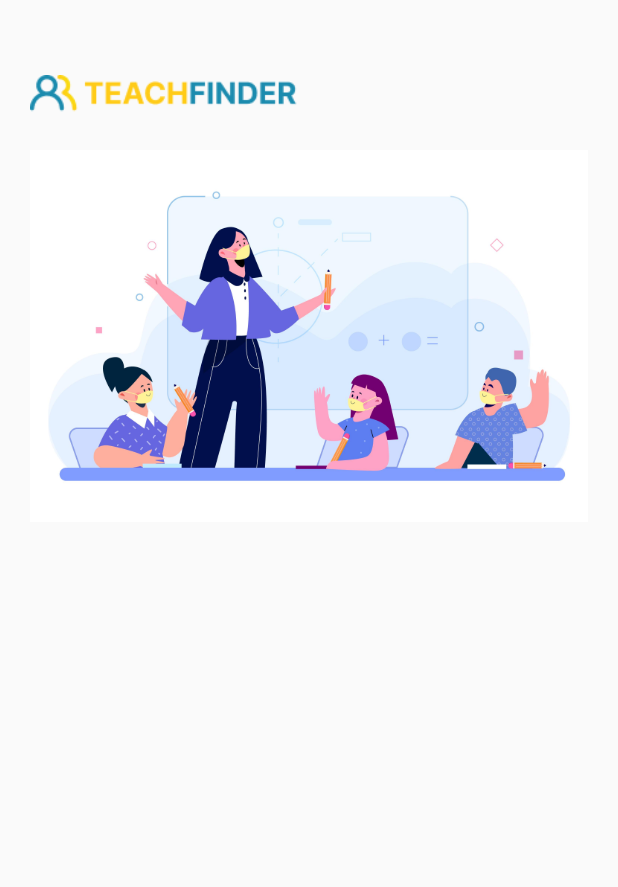
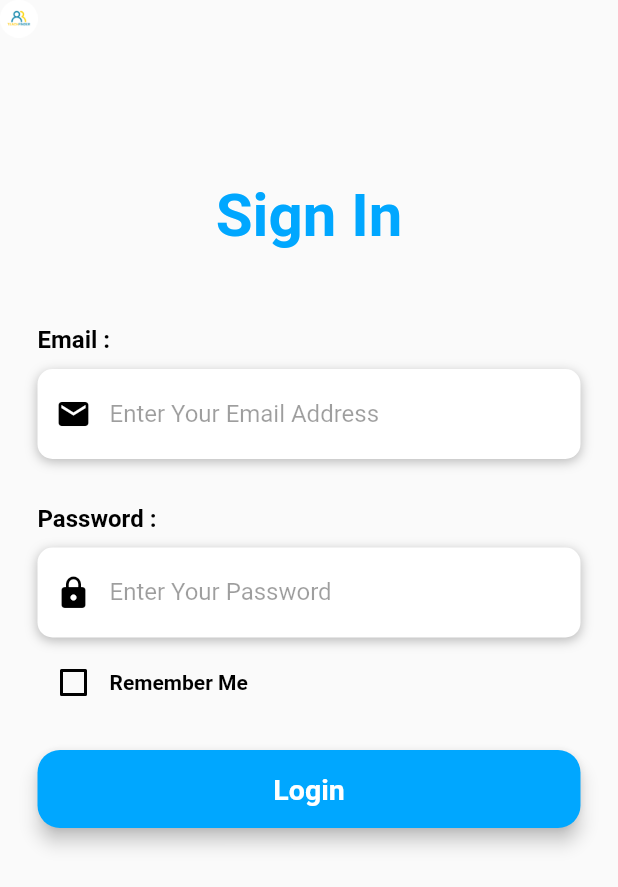
Before and after one commit to bagusbangselok/teach_finder_app, a Flutter app: the screen it shows after launch, after a tap on "Masuk", on a phone screen of 412 x 824 dp. Shown: the top 887 px of the screen. Run offline on Flutter 3.47's test engine with Material 2 defaults, Android fonts, the phone set to English and light mode, and no system bars; our stand-ins replace animated_splash_screen, bloc, equatable, flutter_bloc.

Commit message:
fix package

```diff
--- a/lib/bloc/auth/authentication_bloc.dart
+++ b/lib/bloc/auth/authentication_bloc.dart
@@ -1,9 +1,9 @@
 import 'dart:async';
 
 import 'package:bloc/bloc.dart';
-import 'package:teach_finder/bloc/auth/authentication_event.dart';
-import 'package:teach_finder/bloc/auth/authentication_state.dart';
-import 'package:teach_finder/repository/user/user_repository.dart';
+import 'package:teach_finder_app/bloc/auth/authentication_event.dart';
+import 'package:teach_finder_app/bloc/auth/authentication_state.dart';
+import 'package:teach_finder_app/repository/user/user_repository.dart';
 
 class AuthenticationBloc
     extends Bloc<AuthenticationEvent, AuthenticationState> {
--- a/lib/main.dart
+++ b/lib/main.dart
@@ -1,8 +1,8 @@
 import 'package:animated_splash_screen/animated_splash_screen.dart';
 import 'package:flutter/material.dart';
 import 'package:flutter_bloc/flutter_bloc.dart';
-import 'package:teach_finder/bloc/navigation/navigation_bloc.dart';
-import 'package:teach_finder/ui/welcome/welcome.dart';
+import 'package:teach_finder_app/bloc/navigation/navigation_bloc.dart';
+import 'package:teach_finder_app/ui/welcome/welcome.dart';
 
 void main() {
   runApp(
@@ -17,6 +17,7 @@ class MyApp extends StatelessWidget {
   @override
   Widget build(BuildContext context) {
     return MaterialApp(
+      debugShowCheckedModeBanner: false,
       home: AnimatedSplashScreen(
           splashTransition: SplashTransition.fadeTransition,
           splash: Center(
--- a/lib/ui/login/login.dart
+++ b/lib/ui/login/login.dart
@@ -1,18 +1,212 @@
 import 'package:flutter/material.dart';
+import 'package:flutter/services.dart';
+// import 'package:services.dart';
 
-class Login extends StatelessWidget {
+class Login extends StatefulWidget {
+  @override
+  _LoginState createState() => _LoginState();
+}
+
+class _LoginState extends State<Login> {
+  bool isRememberMe = false;
+
+  Widget FormEmail() {
+    return Column(
+      crossAxisAlignment: CrossAxisAlignment.start,
+      children: <Widget>[
+        Text(
+          'Email : ',
+          style: TextStyle(
+              color: Colors.black, fontSize: 16, fontWeight: FontWeight.bold),
+        ),
+        SizedBox(height: 10),
+        Container(
+            alignment: Alignment.centerLeft,
+            decoration: BoxDecoration(
+                color: Colors.white,
+                borderRadius: BorderRadius.circular(10),
+                boxShadow: [
+                  BoxShadow(
+                      color: Colors.black26,
+                      blurRadius: 6,
+                      offset: Offset(0, 2))
+                ]),
+            height: 60,
+            child: TextField(
+              keyboardType: TextInputType.emailAddress,
+              style: TextStyle(
+                color: Colors.black87,
+              ),
+              decoration: InputDecoration(
+                  border: InputBorder.none,
+                  contentPadding: EdgeInsets.only(top: 14),
+                  prefixIcon: Icon(
+                    Icons.email,
+                    color: Colors.black,
+                  ),
+                  hintText: 'Enter Your Email Address',
+                  hintStyle: TextStyle(color: Colors.black38)),
+            ))
+      ],
+    );
+  }
+
+  Widget FormPassword() {
+    return Column(
+      crossAxisAlignment: CrossAxisAlignment.start,
+      children: <Widget>[
+        Text(
+          'Password : ',
+          style: TextStyle(
+              color: Colors.black, fontSize: 16, fontWeight: FontWeight.bold),
+        ),
+        SizedBox(height: 10),
+        Container(
+            alignment: Alignment.centerLeft,
+            decoration: BoxDecoration(
+                color: Colors.white,
+                borderRadius: BorderRadius.circular(10),
+                boxShadow: [
+                  BoxShadow(
+                      color: Colors.black26,
+                      blurRadius: 6,
+                      offset: Offset(0, 2))
+                ]),
+            height: 60,
+            child: TextField(
+              obscureText: true,
+              style: TextStyle(
+                color: Colors.black87,
+              ),
+              decoration: InputDecoration(
+                  border: InputBorder.none,
+                  contentPadding: EdgeInsets.only(top: 14),
+                  prefixIcon: Icon(
+                    Icons.lock,
+                    color: Colors.black,
+                  ),
+                  hintText: 'Enter Your Password',
+                  hintStyle: TextStyle(color: Colors.black38)),
+            ))
+      ],
+    );
+  }
+
+// Widget ForgotPassBtn() {
+//   return Container(
+//     alignment: Alignment.centerRight, // Align the button to the right
+//     child: FlatButton(
+//       onPressed: () {
+//         print("Forgot Password pressed");
+//         // Add your logic for handling the "Forgot Password" action here
+//       },
+//       padding: EdgeInsets.only(right: 0),
+//       child: Text(
+//         'Forgot Password ? ',
+//         style: TextStyle(
+//           color: Colors.white,
+//           fontWeight: FontWeight.bold,
+//         ),
+//       ),
+//     ),
+//   );
+// }
+
+  Widget RememberMe() {
+    return Container(
+      height: 20,
+      child: Row(
+        children: <Widget>[
+          Theme(
+            data: ThemeData(unselectedWidgetColor: Colors.black),
+            child: Checkbox(
+              value: isRememberMe,
+              checkColor: Colors.white,
+              activeColor: Color(0xFF00A7FF),
+              onChanged: (value) {
+                setState(() {
+                  isRememberMe = value!;
+                });
+              },
+            ),
+          ),
+          Text(
+            'Remember Me',
+            style: TextStyle(color: Colors.black, fontWeight: FontWeight.bold),
+          )
+        ],
+      ),
+    );
+  }
+
+  Widget LoginBtn() {
+    return Container(
+      padding: EdgeInsets.symmetric(vertical: 25),
+      width: double.infinity,
+      child: ElevatedButton(
+        onPressed: () {
+          print('Login Press'); // You can add your logic here
+        },
+        style: ElevatedButton.styleFrom(
+          elevation: 5,
+          padding: EdgeInsets.all(15),
+          shape: RoundedRectangleBorder(
+            borderRadius: BorderRadius.circular(15),
+          ),
+          primary: Color(0xFF00A7FF),
+        ),
+        child: Text(
+          'Login',
+          style: TextStyle(
+            color: Colors.white,
+            fontSize: 19,
+            fontWeight: FontWeight.bold,
+          ),
+        ),
+      ),
+    );
+  }
+
   @override
   Widget build(BuildContext context) {
     return Scaffold(
-        body: Container(
-      margin: EdgeInsets.symmetric(horizontal: 20.0, vertical: 50.0),
-      child: Column(
-        crossAxisAlignment: CrossAxisAlignment.start,
-        children: [
-          Image.asset("assets/icon/icon_header.png", height: 25),
-          SizedBox(height: 25),
-          Image.asset("assets/illustration/welcome.jpg")
-        ],
+        body: AnnotatedRegion<SystemUiOverlayStyle>(
+      value: SystemUiOverlayStyle.light,
+      child: GestureDetector(
+        child: Stack(
+          children: <Widget>[
+            Image.asset("assets/icon/logo_app.png", height: 25),
+            Container(
+              height: double.infinity,
+              child: SingleChildScrollView(
+                physics: AlwaysScrollableScrollPhysics(),
+                padding: EdgeInsets.symmetric(horizontal: 25, vertical: 120),
+                child: Column(
+                  mainAxisAlignment: MainAxisAlignment.center,
+                  children: <Widget>[
+                    Text(
+                      'Sign In',
+                      textAlign: TextAlign.center,
+                      style: TextStyle(
+                          color: Color(0xFF00A7FF),
+                          fontSize: 40,
+                          fontWeight: FontWeight.bold),
+                    ),
+                    SizedBox(height: 50),
+                    FormEmail(),
+                    SizedBox(height: 30),
+                    FormPassword(),
+                    // ForgotPassBtn(),
+                    SizedBox(height: 20),
+                    RememberMe(),
+                    SizedBox(height: 10),
+                    LoginBtn(),
+                  ],
+                ),
+              ),
+            ),
+          ],
+        ),
       ),
     ));
   }
--- a/lib/ui/welcome/welcome.dart
+++ b/lib/ui/welcome/welcome.dart
@@ -1,5 +1,5 @@
 import 'package:flutter/material.dart';
-import 'package:teach_finder/ui/login/login.dart';
+import 'package:teach_finder_app/ui/login/login.dart';
 
 class Welcome extends StatelessWidget {
   @override
--- a/pubspec.yaml
+++ b/pubspec.yaml
@@ -1,4 +1,4 @@
-name: teach_finder
+name: teach_finder_app
 description: Teachfinder App
 # The following line prevents the package from being accidentally published to
 # pub.dev using `flutter pub publish`. This is preferred for private packages.
```
Also changed, not shown: lib/bloc/login_bloc/login_bloc.dart (+4 -4 lines), 1 other file.
